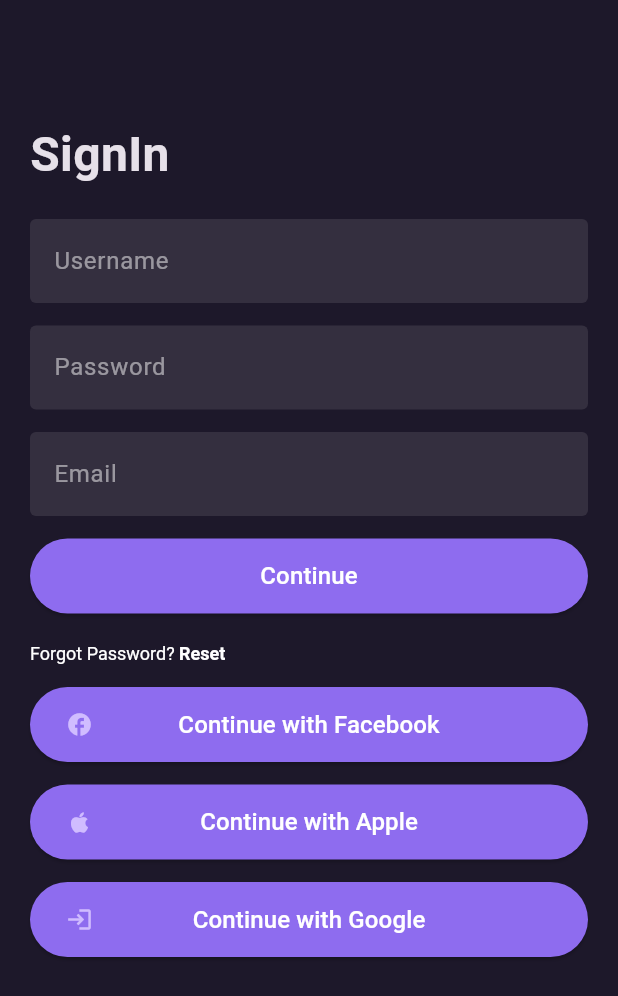
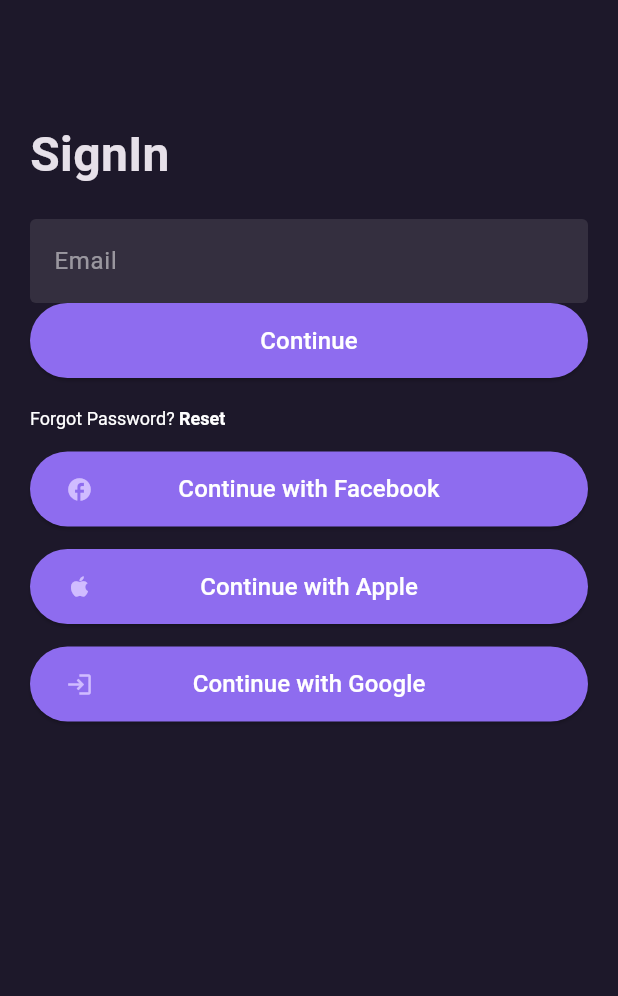
Before and after one commit to xMiuoshh/utrzymanie-ruchu-app, a Flutter app: the screen it shows after launch, on a phone screen of 412 x 824 dp. Shown: the top 996 px of the screen. Run offline on Flutter 3.47's test engine with Material 3 defaults, Android fonts, the light colour scheme and no system bars; Roboto replaces fonts that are missing (Circular Std, Circular std).

Commit message:
sign in password input page

```diff
--- /dev/null
+++ b/lib/features/login_page/clean_architecture/presentation/pages/sign_in_email.dart
@@ -0,0 +1,100 @@
+import 'package:flutter/gestures.dart';
+import 'package:flutter/material.dart';
+import 'package:utrzymanie_ruchu_app/core/themes/margins.dart';
+import 'package:utrzymanie_ruchu_app/core/themes/text_styles.dart';
+import 'package:utrzymanie_ruchu_app/features/login_page/clean_architecture/presentation/widgets/auth_confirm_button.dart';
+import 'package:utrzymanie_ruchu_app/features/login_page/clean_architecture/presentation/widgets/auth_input_text.dart';
+import 'package:utrzymanie_ruchu_app/features/login_page/clean_architecture/presentation/widgets/login_with.dart';
+
+class SignInEmailScreen extends StatefulWidget{
+
+  const SignInEmailScreen({super.key,});
+
+  @override
+  State<SignInEmailScreen> createState() => _SignInEmailScreenState();
+}
+
+
+
+
+
+class _SignInEmailScreenState extends State<SignInEmailScreen> {
+  final emailController = TextEditingController();
+
+
+  @override
+  void dispose() {
+
+    emailController.dispose();
+    super.dispose();
+  }
+
+
+  @override
+  Widget build(BuildContext context) {
+return Scaffold(
+      body: SafeArea(
+        child: Column(
+          crossAxisAlignment: CrossAxisAlignment.start,
+          children: [
+             Padding(
+               padding: const EdgeInsets.fromLTRB(Margins.padding20, Margins.padding80, Margins.padding20, Margins.padding20),
+               child: Text(
+                style: AppTextStyle.h1Text,
+                'SignIn'),
+             ),
+            Form(
+             child: Padding(
+               padding: const EdgeInsets.fromLTRB(Margins.padding20, 0, Margins.padding20, 0),
+               child: Column(children: [
+
+
+                     AuthInputText(text: 'Email', textController: emailController,),
+
+               ],),
+
+             ),
+
+             ),
+             Padding(
+               padding: const EdgeInsets.fromLTRB(Margins.padding20, 0, Margins.padding20, 0),
+               child: AuthConfirmButton(),
+             ),
+
+             Padding(
+               padding: const EdgeInsets.fromLTRB(Margins.padding20, Margins.padding20, Margins.padding20, 0),
+               child: RichText(text: TextSpan(
+                children: [
+
+                  TextSpan(
+                    text: 'Forgot Password? ',
+                    style: AppTextStyle.authTextSpan1
+                  ),
+                  TextSpan(
+                    recognizer: TapGestureRecognizer()..onTap = () {
+                      // TODO route do resetu hasla
+                    },
+                    text: 'Reset ',
+                    style: AppTextStyle.authTextSpan2
+                  ),
+
+
+                  ]
+               )),
+             ),
+             SizedBox(height: Margins.padding15,),
+             LoginWithButton(icon: Icon(Icons.facebook), text: 'Continue with Facebook',),
+             SizedBox(height: Margins.padding15,),
+             LoginWithButton(icon: Icon(Icons.apple), text: 'Continue with Apple',),
+             SizedBox(height: Margins.padding15,),
+             LoginWithButton(icon: Icon(Icons.login), text: 'Continue with Google',)
+
+
+
+
+
+        ]),
+      ),
+    );
+  }
+}
--- a/lib/features/login_page/clean_architecture/presentation/pages/sign_in.dart
+++ b/lib/features/login_page/clean_architecture/presentation/pages/sign_in_password.dart
@@ -6,31 +6,27 @@
 import 'package:utrzymanie_ruchu_app/features/login_page/clean_architecture/presentation/widgets/auth_input_text.dart';
 import 'package:utrzymanie_ruchu_app/features/login_page/clean_architecture/presentation/widgets/login_with.dart';
 
-class SignInScreen extends StatefulWidget{
+class SignInPasswordScreen extends StatefulWidget{
 
-  const SignInScreen({super.key,});
+  const SignInPasswordScreen({super.key,});
 
   @override
-  State<SignInScreen> createState() => _SignInScreenState();
+  State<SignInPasswordScreen> createState() => _SignInPasswordScreenState();
 }
 
 
 
 
 
-class _SignInScreenState extends State<SignInScreen> {
-  final usernameController = TextEditingController();
+class _SignInPasswordScreenState extends State<SignInPasswordScreen> {
 
   final passwordController = TextEditingController();
 
-  final emailController = TextEditingController();
 
 
   @override
   void dispose() {
     passwordController.dispose();
-    usernameController.dispose();
-    emailController.dispose();
     super.dispose();
   }
 
@@ -52,12 +48,9 @@
              child: Padding(
                padding: const EdgeInsets.fromLTRB(Margins.padding20, 0, Margins.padding20, 0),
                child: Column(children: [
-                     AuthInputText(text: 'Username', textController: usernameController,),
+                     AuthInputText(text: 'Password', textController: passwordController,),
                      SizedBox( height: Margins.spaceBetweenTextFields),
-                     AuthInputText(text: 'Password', textController: passwordController,),
-                     SizedBox( height: Margins.spaceBetweenTextFields,),
-                     AuthInputText(text: 'Email', textController: emailController,),
-                     SizedBox( height: Margins.spaceBetweenTextFields, ),
+
                ],),
 
              ),
@@ -89,12 +82,7 @@
                   ]
                )),
              ),
-             SizedBox(height: Margins.padding15,),
-             LoginWithButton(icon: Icon(Icons.facebook), text: 'Continue with Facebook',),
-             SizedBox(height: Margins.padding15,),
-             LoginWithButton(icon: Icon(Icons.apple), text: 'Continue with Apple',),
-             SizedBox(height: Margins.padding15,),
-             LoginWithButton(icon: Icon(Icons.login), text: 'Continue with Google',)
+
 
 
 
--- a/lib/main.dart
+++ b/lib/main.dart
@@ -1,6 +1,6 @@
 import 'package:flutter/material.dart';
 import 'package:utrzymanie_ruchu_app/core/themes/app_theme.dart';
-import 'package:utrzymanie_ruchu_app/features/login_page/clean_architecture/presentation/pages/sign_in.dart';
+import 'package:utrzymanie_ruchu_app/features/login_page/clean_architecture/presentation/pages/sign_in_email.dart';
 
 void main() {
   runApp(const MyApp());
@@ -18,7 +18,7 @@
 
 
       ,
-      home:  SignInScreen(),
+      home:  SignInEmailScreen(),
     );
   }
 }
```
